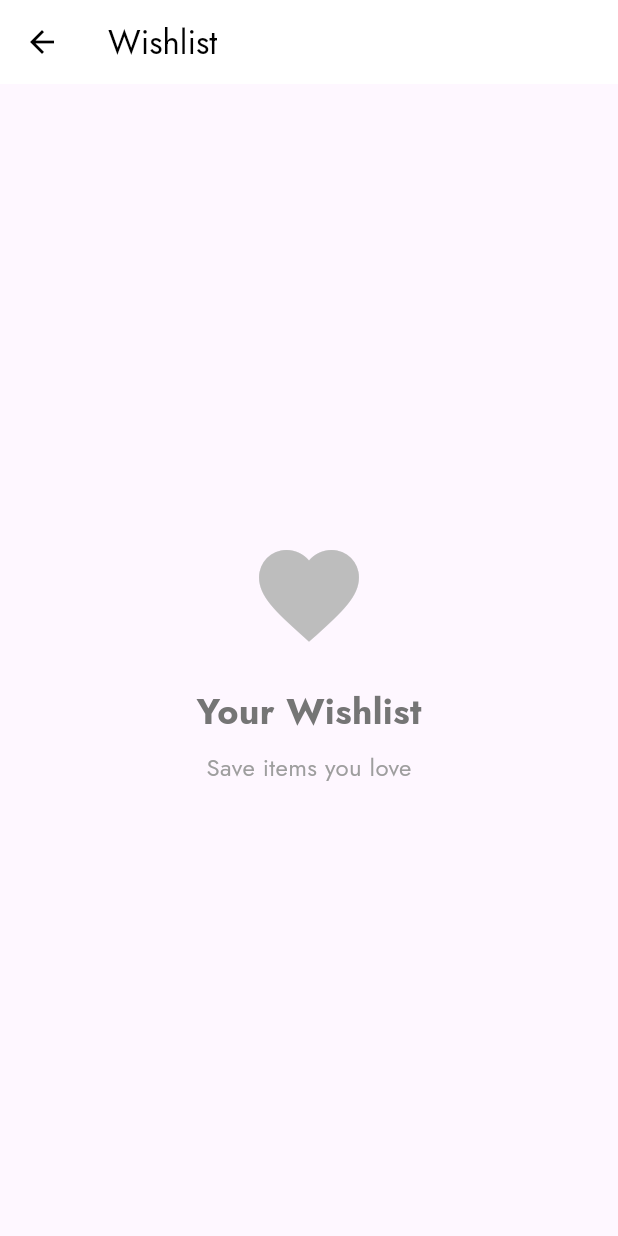
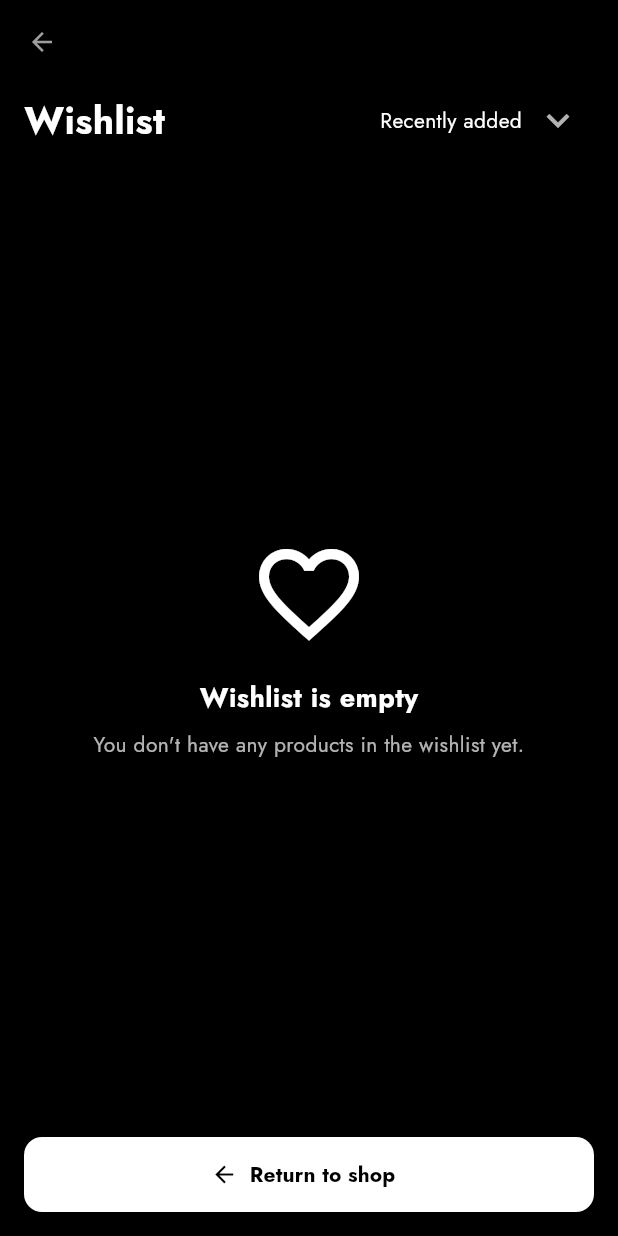
Before and after one commit to Mostafaghozy/fashion_App, a Flutter app: the WishlistScreen screen opened directly, on a phone screen of 412 x 824 dp. Run offline on Flutter 3.47's test engine with Material 3 defaults, Android fonts, the phone set to English and light mode, and no system bars; our stand-ins replace camera, flutter_credit_card, flutter_svg, permission_handler.

Commit message:
EmptyScreens

```diff
--- a/lib/Ui/screens/wishlist/WishlistScreen.dart
+++ b/lib/Ui/screens/wishlist/WishlistScreen.dart
@@ -1,35 +1,105 @@
 import 'package:flutter/material.dart';
 
 class WishlistScreen extends StatelessWidget {
-  const WishlistScreen({Key? key}) : super(key: key);
+  const WishlistScreen({super.key});
 
   @override
   Widget build(BuildContext context) {
+    final size = MediaQuery.of(context).size;
+
     return Scaffold(
+      backgroundColor: Colors.black,
       appBar: AppBar(
-        title: Text('Wishlist'),
-        backgroundColor: Colors.white,
-        foregroundColor: Colors.black,
+        backgroundColor: Colors.black,
         elevation: 0,
+        leading: IconButton(
+          icon: const Icon(Icons.arrow_back_outlined, size: 20),
+          onPressed: () => Navigator.pop(context),
+        ),
       ),
-      body: Center(
+
+      body: Padding(
+        padding: const EdgeInsets.symmetric(horizontal: 16),
         child: Column(
-          mainAxisAlignment: MainAxisAlignment.center,
+          crossAxisAlignment: CrossAxisAlignment.start,
           children: [
-            Icon(Icons.favorite, size: 80, color: Colors.grey[400]),
-            SizedBox(height: 20),
-            Text(
-              'Your Wishlist',
-              style: TextStyle(
-                fontSize: 24,
-                fontWeight: FontWeight.bold,
-                color: Colors.grey[600],
+            Row(
+              children: [
+                const Text(
+                  'Wishlist',
+                  style: TextStyle(
+                    fontSize: 25,
+                    color: Colors.white,
+                    fontWeight: FontWeight.bold,
+                  ),
+                ),
+                const Spacer(),
+                Row(
+                  children: [
+                    const Text(
+                      "Recently added",
+                      style: TextStyle(color: Colors.white, fontSize: 14),
+                    ),
+                    IconButton(
+                      onPressed: () {},
+                      icon: const Icon(
+                        Icons.keyboard_arrow_down,
+                        color: Colors.white70,
+                        size: 30,
+                      ),
+                    ),
+                  ],
+                ),
+              ],
+            ),
+
+            Expanded(
+              child: Center(
+                child: Column(
+                  mainAxisSize: MainAxisSize.min,
+                  children: const [
+                    Icon(Icons.favorite_border, color: Colors.white, size: 80),
+                    SizedBox(height: 16),
+                    Text(
+                      "Wishlist is empty",
+                      style: TextStyle(
+                        color: Colors.white,
+                        fontSize: 18,
+                        fontWeight: FontWeight.bold,
+                      ),
+                    ),
+                    SizedBox(height: 8),
+                    Text(
+                      "You don't have any products in the wishlist yet.",
+                      style: TextStyle(color: Colors.white70, fontSize: 14),
+                      textAlign: TextAlign.center,
+                    ),
+                  ],
+                ),
               ),
             ),
-            SizedBox(height: 10),
-            Text(
-              'Save items you love',
-              style: TextStyle(fontSize: 16, color: Colors.grey[500]),
+
+            Padding(
+              padding: const EdgeInsets.only(bottom: 16),
+              child: ElevatedButton.icon(
+                onPressed: () {},
+                icon: const Icon(Icons.arrow_back, color: Colors.black),
+                label: const Text(
+                  "Return to shop",
+                  style: TextStyle(
+                    color: Colors.black,
+                    fontWeight: FontWeight.w600,
+                  ),
+                ),
+                style: ElevatedButton.styleFrom(
+                  backgroundColor: Colors.white,
+                  minimumSize: Size(size.width, 50),
+                  shape: RoundedRectangleBorder(
+                    borderRadius: BorderRadius.circular(12),
+                  ),
+                  elevation: 0,
+                ),
+              ),
             ),
           ],
         ),
--- a/lib/main.dart
+++ b/lib/main.dart
@@ -1,6 +1,8 @@
+import 'package:e_commerce/Ui/screens/cart/CartScreen.dart';
 import 'package:e_commerce/Ui/screens/home/AllProductScreen.dart';
 import 'package:e_commerce/Ui/screens/home/MainScreen.dart';
 import 'package:e_commerce/Ui/screens/search/SearchScreen.dart';
+import 'package:e_commerce/Ui/screens/wishlist/WishlistScreen.dart';
 import 'package:e_commerce/Ui/widgets/category/ProductDetails.dart';
 import 'package:e_commerce/core/theme.dart';
 import 'package:flutter/material.dart';
@@ -24,7 +26,7 @@ class MyApp extends StatelessWidget {
       themeMode: ThemeMode.system,
       theme: AppThemes.light,
       darkTheme: AppThemes.dark,
-      home: const AllProductScreen(),
+      home: const CartScreen(),
     );
   }
 }
--- a/pubspec.yaml
+++ b/pubspec.yaml
@@ -9,6 +9,7 @@ environment:
   sdk: ^3.9.0
 
 dependencies:
+  camera: ^0.10.5+5
   cupertino_icons: ^1.0.8
   device_preview: ^1.3.1
   flutter:
@@ -16,7 +17,7 @@ dependencies:
   flutter_credit_card: ^4.1.0
   flutter_paypal_payment: ^1.0.8
   flutter_svg: ^2.2.0
-  camera: ^0.10.5+5
+  liquid_glass_renderer: ^0.1.1-dev.11
   permission_handler: ^11.3.1
 
 dev_dependencies:
```
Also changed, not shown: lib/Ui/screens/cart/CartScreen.dart (+64 -15 lines), assets/Bag2.png (added), pubspec.lock.
